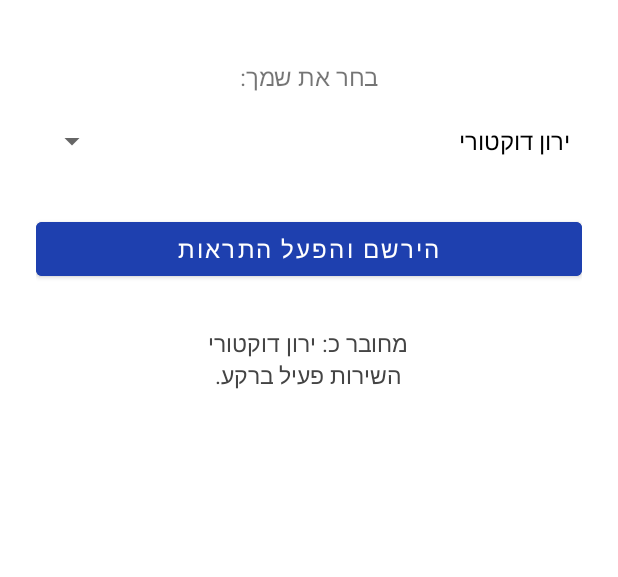
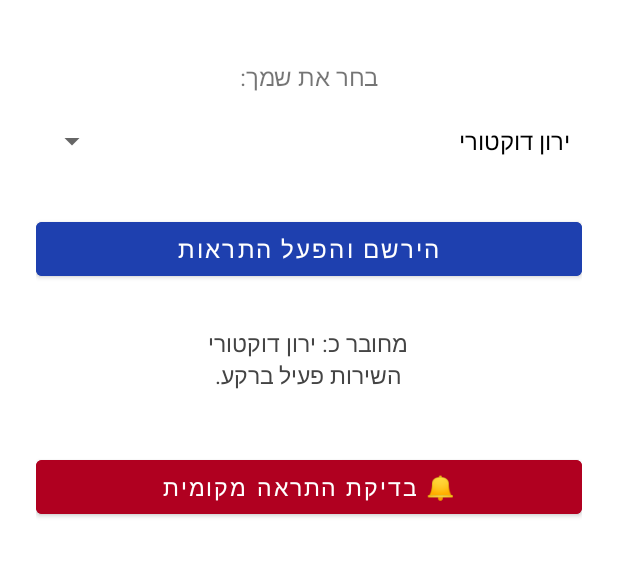
Before and after one commit to theilya2/dangot-app, an Android app: the screen it shows after launch (MainActivity), after a tap on "הירשם והפעל התראות", on a phone screen of 412 x 824 dp, the part 145-722 px from its top. Run offline under Robolectric (Android 15) with nearby library versions, the phone set to English and light mode, and no system bars.

Commit message:
Add local test alert button, overlay permission, direct activity launch + connection status diagnostics
Co-Authored-By: Claude Opus 4.8 <noreply@anthropic.com>
Claude-Session: https://claude.ai/code/session_01JE8UU139UWoe2BWrJpYBCJ

```diff
--- a/app/src/main/AndroidManifest.xml
+++ b/app/src/main/AndroidManifest.xml
@@ -10,6 +10,7 @@
     <uses-permission android:name="android.permission.USE_FULL_SCREEN_INTENT" />
     <uses-permission android:name="android.permission.RECEIVE_BOOT_COMPLETED" />
     <uses-permission android:name="android.permission.REQUEST_IGNORE_BATTERY_OPTIMIZATIONS" />
+    <uses-permission android:name="android.permission.SYSTEM_ALERT_WINDOW" />
 
     <application
         android:allowBackup="true"
--- a/app/src/main/java/il/co/dangot/alerts/MainActivity.kt
+++ b/app/src/main/java/il/co/dangot/alerts/MainActivity.kt
@@ -26,6 +26,7 @@ class MainActivity : AppCompatActivity() {
         val spinner = findViewById<Spinner>(R.id.tech_spinner)
         val status = findViewById<TextView>(R.id.status)
         val btn = findViewById<Button>(R.id.register_btn)
+        val testBtn = findViewById<Button>(R.id.test_btn)
 
         spinner.adapter = ArrayAdapter(this, android.R.layout.simple_spinner_dropdown_item, Const.TECHS)
 
@@ -38,9 +39,20 @@ class MainActivity : AppCompatActivity() {
             val tech = spinner.selectedItem as String
             Prefs.setTech(this, tech)
             requestPermissions()
+            requestOverlay()
             requestBatteryExemption()
             startService()
             refresh(status)
+        }
+
+        testBtn.setOnClickListener {
+            val i = Intent(this, AlertActivity::class.java).apply {
+                flags = Intent.FLAG_ACTIVITY_NEW_TASK or Intent.FLAG_ACTIVITY_CLEAR_TOP
+                putExtra("id", "TEST-LOCAL")
+                putExtra("title", "בדיקת התראה מקומית")
+                putExtra("text", "אם אתה רואה את זה — מסך ההתראה והצליל עובדים. לחץ אישור.")
+            }
+            startActivity(i)
         }
 
         refresh(status)
@@ -66,6 +78,16 @@ class MainActivity : AppCompatActivity() {
         }
     }
 
+    private fun requestOverlay() {
+        try {
+            if (Build.VERSION.SDK_INT >= 23 && !Settings.canDrawOverlays(this)) {
+                startActivity(
+                    Intent(Settings.ACTION_MANAGE_OVERLAY_PERMISSION, Uri.parse("package:$packageName"))
+                )
+            }
+        } catch (_: Exception) {}
+    }
+
     @SuppressLint("BatteryLife")
     private fun requestBatteryExemption() {
         try {
--- a/app/src/main/res/layout/activity_main.xml
+++ b/app/src/main/res/layout/activity_main.xml
@@ -47,4 +47,13 @@
         android:textSize="15sp"
         android:textColor="#444444" />
 
+    <Button
+        android:id="@+id/test_btn"
+        android:layout_width="match_parent"
+        android:layout_height="wrap_content"
+        android:layout_marginTop="40dp"
+        android:text="🔔 בדיקת התראה מקומית"
+        android:textSize="15sp"
+        android:backgroundTint="#B00020" />
+
 </LinearLayout>
```
Also changed, not shown: app/src/main/java/il/co/dangot/alerts/AlertService.kt (+13 -2 lines).
